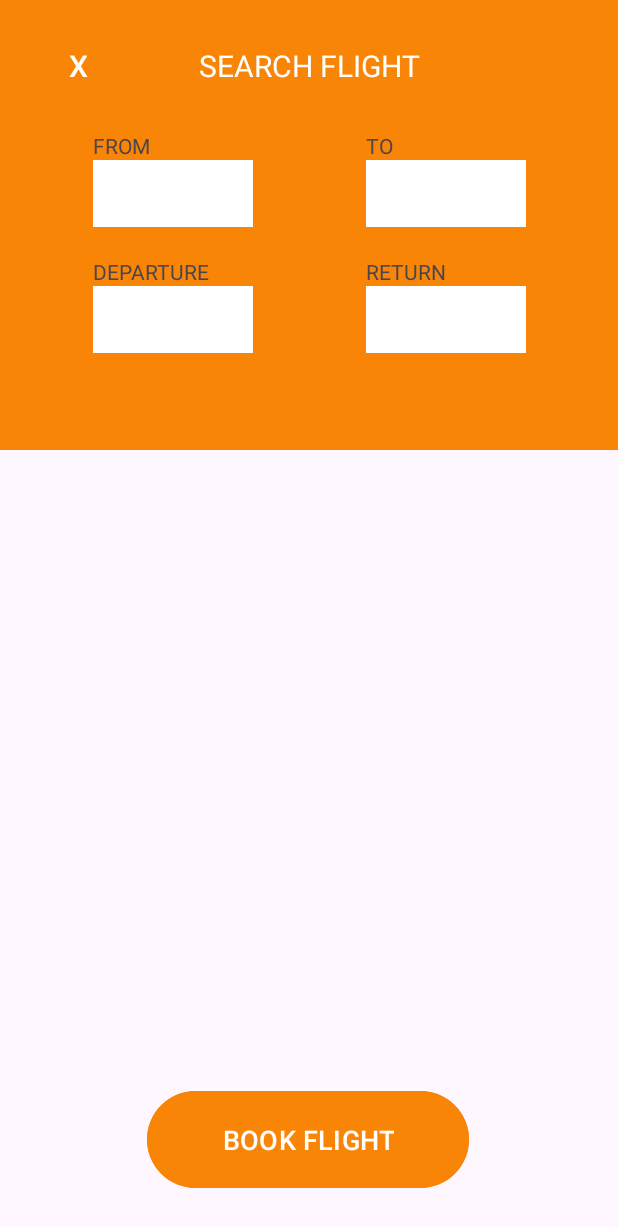
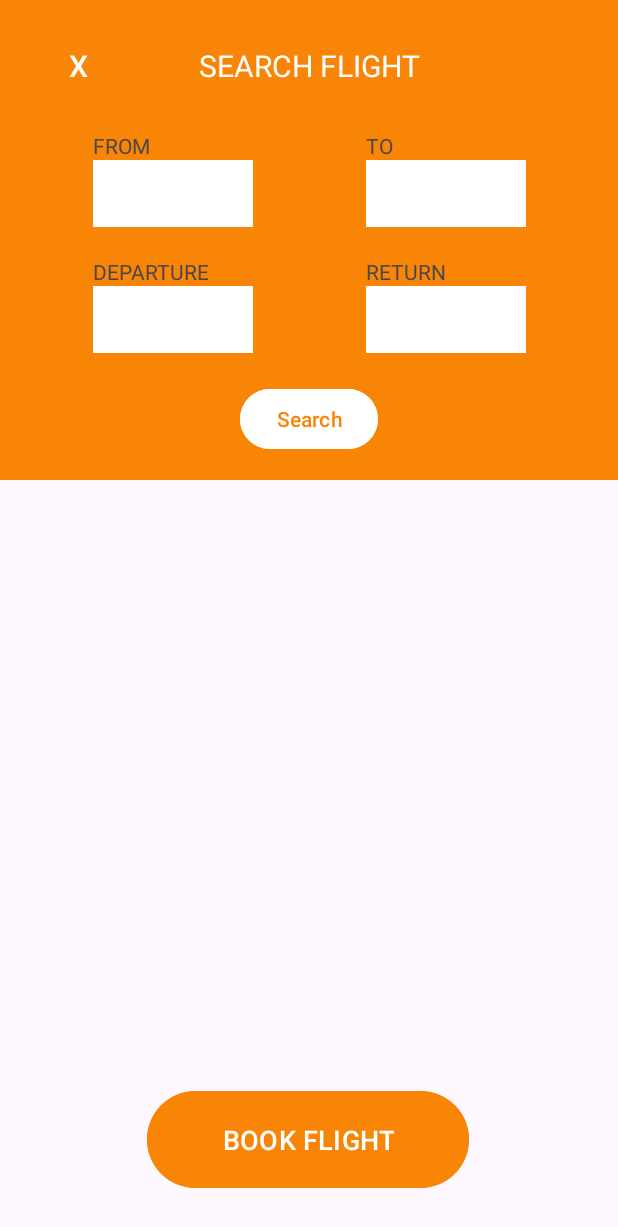
Before and after one commit to Celian4862/Ticket-App, an Android app: the SearchFlightActivity screen opened directly, with no data from a screen before it, on a phone screen of 412 x 824 dp. Shown: the top 1227 px of the screen. Run offline under Robolectric (Android 15) with nearby library versions, the phone set to English and light mode, and no system bars.

Commit message:
Modified activity_search_flight.xml Changed the size of the View element Added a Search button for the flight search functionality Added a ListView. Constrained it to the bottom of the View element. This is for the list of available flights.

```diff
--- a/app/src/main/res/layout/activity_search_flight.xml
+++ b/app/src/main/res/layout/activity_search_flight.xml
@@ -10,7 +10,7 @@
     <View
         android:id="@+id/view"
         android:layout_width="match_parent"
-        android:layout_height="300dp"
+        android:layout_height="320dp"
         android:background="#F98506"
         app:layout_constraintTop_toTopOf="parent"
         tools:layout_editor_absoluteX="-12dp" />
@@ -56,6 +56,7 @@
         app:layout_constraintStart_toStartOf="parent" />
 
     <LinearLayout
+        android:id="@+id/search_fields"
         android:layout_width="wrap_content"
         android:layout_height="wrap_content"
         android:layout_marginTop="30dp"
@@ -174,4 +175,24 @@
         </LinearLayout>
     </LinearLayout>
 
+    <ListView
+        android:layout_width="wrap_content"
+        android:layout_height="wrap_content"
+        android:layout_margin="40dp"
+        app:layout_constraintTop_toBottomOf="@+id/view"
+        app:layout_constraintStart_toStartOf="parent"
+        app:layout_constraintEnd_toEndOf="parent"/>
+
+    <Button
+        android:id="@+id/btn_search"
+        android:layout_width="wrap_content"
+        android:layout_height="wrap_content"
+        android:layout_marginTop="20dp"
+        android:backgroundTint="@color/white"
+        android:text="@string/search"
+        android:textColor="#F98506"
+        app:layout_constraintTop_toBottomOf="@+id/search_fields"
+        app:layout_constraintStart_toStartOf="parent"
+        app:layout_constraintEnd_toEndOf="parent"/>
+
 </androidx.constraintlayout.widget.ConstraintLayout>
```
